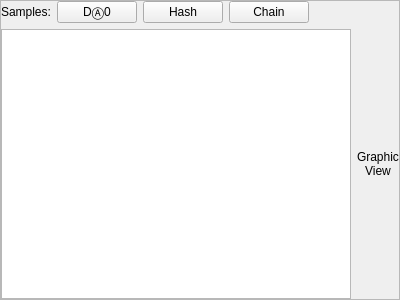
Old version of the form apps/BlockTool/blockTool.ui in the repository assignonward/aosuite.
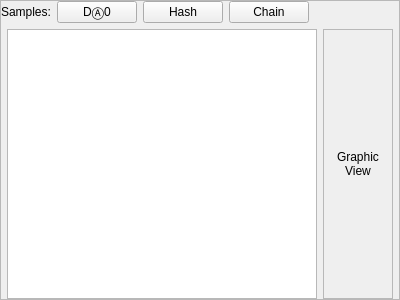
New version of the form. Icons and pictures are not drawn.

Commit message: separate scroll bar for the graphviz view

```diff
--- a/apps/BlockTool/blockTool.ui
+++ b/apps/BlockTool/blockTool.ui
@@ -20,7 +20,7 @@
   <property name="widgetResizable">
    <bool>true</bool>
   </property>
-  <widget class="QWidget" name="scrollAreaWidgetContents">
+  <widget class="QWidget" name="contents">
    <property name="geometry">
     <rect>
      <x>0</x>
@@ -42,27 +42,28 @@
     <property name="bottomMargin">
      <number>0</number>
     </property>
-    <item row="2" column="0">
+    <item row="2" column="1">
      <widget class="QTextEdit" name="report">
+      <property name="sizePolicy">
+       <sizepolicy hsizetype="MinimumExpanding" vsizetype="Expanding">
+        <horstretch>0</horstretch>
+        <verstretch>0</verstretch>
+       </sizepolicy>
+      </property>
       <property name="font">
        <font>
         <family>DejaVu Sans Mono</family>
        </font>
       </property>
-     </widget>
-    </item>
-    <item row="2" column="1">
-     <widget class="QLabel" name="graphic">
-      <property name="text">
-       <string>Graphic
-View</string>
+      <property name="horizontalScrollBarPolicy">
+       <enum>Qt::ScrollBarAlwaysOff</enum>
       </property>
-      <property name="alignment">
-       <set>Qt::AlignCenter</set>
+      <property name="sizeAdjustPolicy">
+       <enum>QAbstractScrollArea::AdjustToContents</enum>
       </property>
      </widget>
     </item>
-    <item row="1" column="0" colspan="2">
+    <item row="1" column="0" colspan="4">
      <layout class="QHBoxLayout" name="horizontalLayout">
       <property name="topMargin">
        <number>0</number>
@@ -129,6 +130,69 @@
       </item>
      </layout>
     </item>
+    <item row="2" column="2">
+     <widget class="QScrollArea" name="graphicScroll">
+      <property name="sizePolicy">
+       <sizepolicy hsizetype="Minimum" vsizetype="Expanding">
+        <horstretch>0</horstretch>
+        <verstretch>0</verstretch>
+       </sizepolicy>
+      </property>
+      <property name="horizontalScrollBarPolicy">
+       <enum>Qt::ScrollBarAlwaysOff</enum>
+      </property>
+      <property name="sizeAdjustPolicy">
+       <enum>QAbstractScrollArea::AdjustToContents</enum>
+      </property>
+      <property name="widgetResizable">
+       <bool>true</bool>
+      </property>
+      <property name="alignment">
+       <set>Qt::AlignCenter</set>
+      </property>
+      <widget class="QWidget" name="scrollAreaWidgetContents_3">
+       <property name="geometry">
+        <rect>
+         <x>0</x>
+         <y>0</y>
+         <width>70</width>
+         <height>240</height>
+        </rect>
+       </property>
+       <property name="sizePolicy">
+        <sizepolicy hsizetype="Preferred" vsizetype="Preferred">
+         <horstretch>0</horstretch>
+         <verstretch>0</verstretch>
+        </sizepolicy>
+       </property>
+       <layout class="QGridLayout" name="gridLayout_3">
+        <property name="leftMargin">
+         <number>0</number>
+        </property>
+        <property name="topMargin">
+         <number>0</number>
+        </property>
+        <property name="rightMargin">
+         <number>0</number>
+        </property>
+        <property name="bottomMargin">
+         <number>0</number>
+        </property>
+        <item row="0" column="0">
+         <widget class="QLabel" name="graphic">
+          <property name="text">
+           <string>Graphic
+View</string>
+          </property>
+          <property name="alignment">
+           <set>Qt::AlignCenter</set>
+          </property>
+         </widget>
+        </item>
+       </layout>
+      </widget>
+     </widget>
+    </item>
    </layout>
   </widget>
  </widget>
```
The commit also changes 1 other file.
